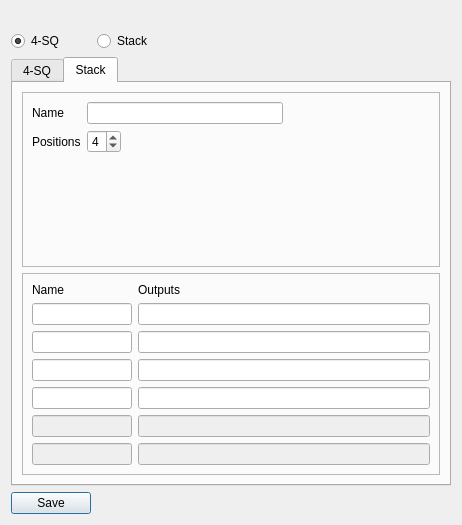
thegeek82000/openasc, file c/openASC_Configurator/ui/submenu.ui: the form before one commit.
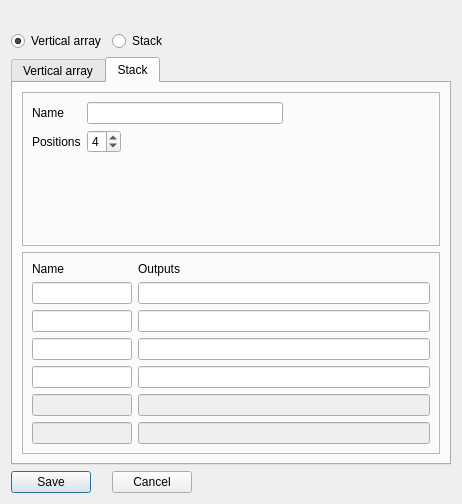
The form after the commit. The open tabs and pages were chosen to show the change.

Diff of the .ui file:
```diff
--- a/c/openASC_Configurator/ui/submenu.ui
+++ b/c/openASC_Configurator/ui/submenu.ui
@@ -7,7 +7,7 @@
     <x>0</x>
     <y>0</y>
     <width>462</width>
-    <height>525</height>
+    <height>504</height>
    </rect>
   </property>
   <property name="windowTitle">
@@ -33,7 +33,7 @@
    <item row="1" column="0">
     <widget class="QRadioButton" name="radioButton4SQ">
      <property name="text">
-      <string>4-SQ</string>
+      <string>Vertical array</string>
      </property>
      <property name="checked">
       <bool>true</bool>
@@ -54,7 +54,7 @@
      </property>
      <widget class="QWidget" name="tab4sq">
       <attribute name="title">
-       <string>4-SQ</string>
+       <string>Vertical array</string>
       </attribute>
       <layout class="QVBoxLayout" name="verticalLayout_3">
        <item>
@@ -290,7 +290,7 @@
          <property name="frameShadow">
           <enum>QFrame::Raised</enum>
          </property>
-         <widget class="QWidget" name="">
+         <widget class="QWidget" name="layoutWidget">
           <property name="geometry">
            <rect>
             <x>10</x>
@@ -482,6 +482,13 @@
      </property>
     </widget>
    </item>
+   <item row="3" column="1">
+    <widget class="QPushButton" name="pushButtonCancel">
+     <property name="text">
+      <string>Cancel</string>
+     </property>
+    </widget>
+   </item>
   </layout>
  </widget>
  <resources/>
```
